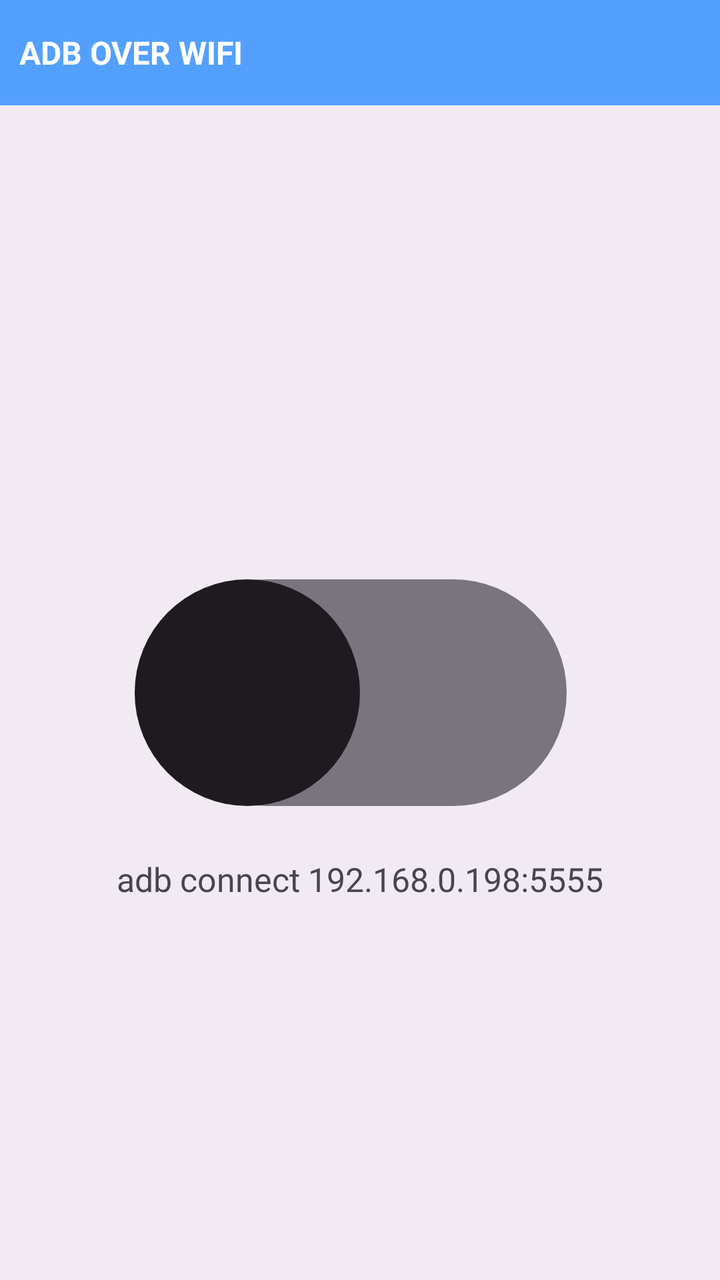
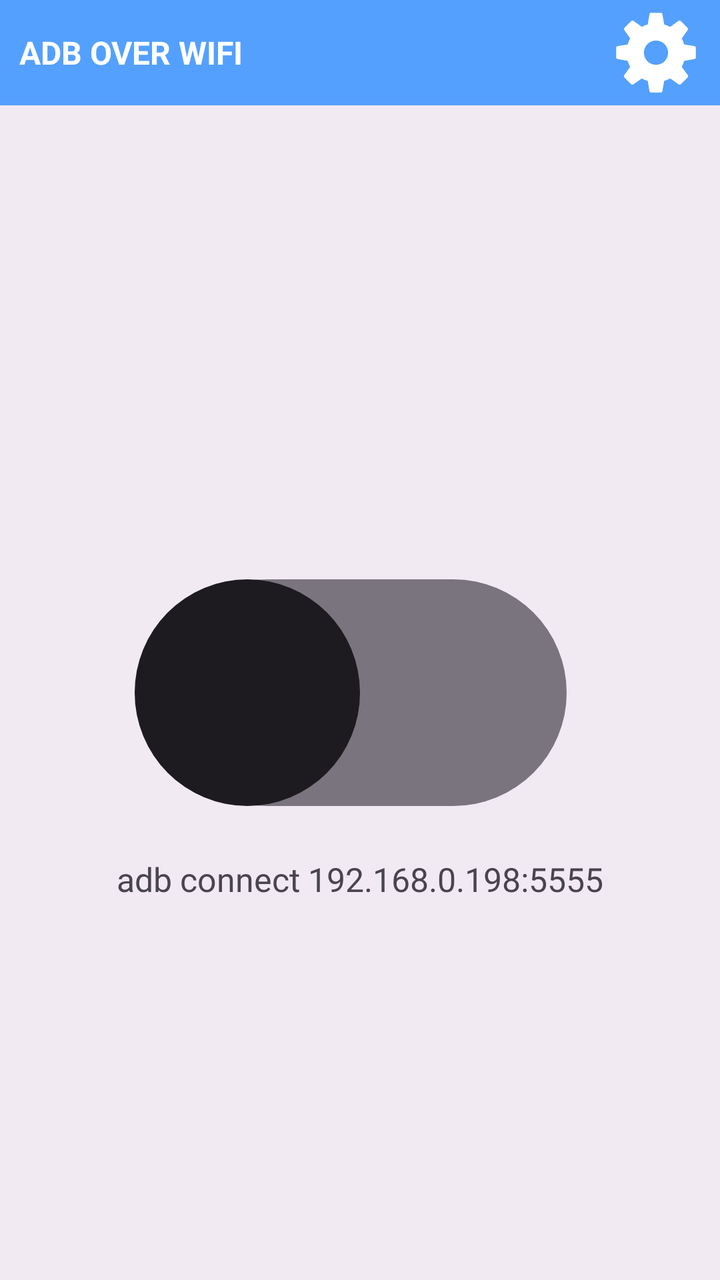

Screens rendered from an Android XML layout before and after an edit, with the pre-edit source and the edit as a unified diff.
<!-- AndroidManifest.xml: application theme Theme.AdbWifi -->
<!-- res/layout/activity_main.xml -->
<?xml version="1.0" encoding="utf-8"?>
<RelativeLayout xmlns:android="http://schemas.android.com/apk/res/android"
	xmlns:tools="http://schemas.android.com/tools"
	android:layout_width="match_parent"
	android:layout_height="match_parent"
	android:background="@color/layout_background"
	android:textDirection="ltr"
	tools:context="com.theshoqanebi.adbwifi.MainActivity">

	<RelativeLayout
		android:id="@+id/header"
		android:layout_width="match_parent"
		android:layout_height="@dimen/_44dp"
		android:background="@color/colorPrimary">

		<TextView
			android:layout_width="match_parent"
			android:layout_height="match_parent"
			android:gravity="center_vertical"
			android:paddingStart="@dimen/_8dp"
			android:paddingEnd="@dimen/_8dp"
			android:text="@string/title"
			android:textColor="@color/white"
			android:textSize="16sp"
			android:textStyle="bold" />
	</RelativeLayout>

	<RelativeLayout
		android:layout_width="match_parent"
		android:layout_height="match_parent"
		android:layout_below="@id/header">

		<androidx.appcompat.widget.SwitchCompat
			xmlns:app="http://schemas.android.com/apk/res-auto"
			android:id="@+id/status"
			android:layout_width="wrap_content"
			android:layout_height="wrap_content"
			android:layout_centerInParent="true"
			android:contentDescription="@string/title"
			android:thumb="@drawable/switch_thumb"
			app:track="@drawable/switch_track" />

		<TextView
			android:id="@+id/hint"
			android:layout_width="wrap_content"
			android:layout_height="wrap_content"
			android:layout_below="@id/status"
			android:layout_centerHorizontal="true"
			android:layout_gravity="center"
			android:layout_marginStart="@dimen/_16dp"
			android:layout_marginTop="16dp"
			android:layout_marginEnd="@dimen/_16dp"
			android:gravity="center"
			android:text="@string/hint_example"
			android:textSize="@dimen/_14sp" />
	</RelativeLayout>
</RelativeLayout>
<!-- resources referenced by this layout -->
<resources>
  <color name="colorPrimary">#54a0ff</color>
  <color name="layout_background">#0D000000</color>
  <color name="white">#FFFFFF</color>
  <dimen name="_14sp">14.00sp</dimen>
  <dimen name="_16dp">16.00dp</dimen>
  <dimen name="_44dp">44.00dp</dimen>
  <dimen name="_8dp">8.00dp</dimen>
  <!-- drawable switch_thumb (drawable) -->
  <?xml version="1.0" encoding="utf-8"?>
  <inset xmlns:android="http://schemas.android.com/apk/res/android"
  	android:inset="@dimen/_8dp">
  	<shape android:shape="oval">
  		<size android:width="@dimen/_94dp" android:height="@dimen/_94dp" />
  		<solid android:color="@color/white" />
  	</shape>
  </inset>
  <!-- drawable switch_track (drawable) -->
  <?xml version="1.0" encoding="utf-8"?>
  <selector xmlns:android="http://schemas.android.com/apk/res/android">
  	<item android:state_enabled="false">
  		<shape android:shape="rectangle">
  			<size android:width="@dimen/_220dp" android:height="@dimen/_110dp" />
  			<corners android:radius="@dimen/_55dp" />
  			<solid android:color="@color/off" />
  		</shape>
  	</item>
  	<item android:state_checked="true">
  		<shape android:shape="rectangle">
  			<size android:width="@dimen/_220dp" android:height="@dimen/_110dp" />
  			<corners android:radius="@dimen/_55dp" />
  			<solid android:color="@color/colorPrimary" />
  		</shape>
  	</item>
  	<item>
  		<shape android:shape="rectangle">
  			<size android:width="@dimen/_220dp" android:height="@dimen/_110dp" />
  			<corners android:radius="@dimen/_55dp" />
  			<solid android:color="#BDBDBD" />
  		</shape>
  	</item>
  </selector>
  <string name="hint_example">adb connect 192.168.0.198:5555</string>
  <string name="title">ADB OVER WIFI</string>
  <style name="Theme.AdbWifi" parent="Base.Theme.AdbWifi" />
  <dimen name="_94dp">94.00dp</dimen>
  <dimen name="_220dp">220.00dp</dimen>
  <dimen name="_110dp">110.00dp</dimen>
  <dimen name="_55dp">55.00dp</dimen>
  <color name="off">#e6e6e6</color>
  <style name="Base.Theme.AdbWifi" parent="Theme.Material3.Light.NoActionBar">
          <item name="colorPrimary">@color/colorPrimary</item>
          <item name="colorPrimaryVariant">@color/colorPrimaryVariant</item>
          <item name="colorOnPrimary">@color/white</item>
          <item name="android:statusBarColor">?attr/colorPrimaryVariant</item>
          <item name="android:windowLightStatusBar">true</item>
      </style>
  <color name="colorPrimaryVariant">#2e86de</color>
</resources>

<!-- the commit's change to res/layout/activity_main.xml (unified diff, before → after) -->
@@ -20,9 +20,17 @@
 			android:paddingStart="@dimen/_8dp"
 			android:paddingEnd="@dimen/_8dp"
 			android:text="@string/title"
+			android:layout_toStartOf="@id/settings"
 			android:textColor="@color/white"
 			android:textSize="16sp"
 			android:textStyle="bold" />
+		<ImageView
+			android:id="@+id/settings"
+			android:layout_width="?actionBarSize"
+			android:layout_height="match_parent"
+			android:src="@drawable/ic_settings"
+			android:padding="@dimen/_4sp"
+			android:layout_alignParentEnd="true" />
 	</RelativeLayout>
 
 	<RelativeLayout
<!-- resource entries referenced after the edit -->
@@ -6,7 +6,20 @@
   <dimen name="_14sp">14.00sp</dimen>
   <dimen name="_16dp">16.00dp</dimen>
   <dimen name="_44dp">44.00dp</dimen>
+  <dimen name="_4sp">4.00sp</dimen>
   <dimen name="_8dp">8.00dp</dimen>
+  <!-- drawable ic_settings (drawable) -->
+  <vector xmlns:android="http://schemas.android.com/apk/res/android"
+      android:width="24dp"
+      android:height="24dp"
+      android:viewportWidth="50"
+      android:viewportHeight="50">
+  
+      <path
+          android:fillColor="#FFFFFF"
+          android:pathData="M47.16,21.221l-5.91,-0.966c-0.346,-1.186 -0.819,-2.326 -1.411,-3.405l3.45,-4.917c0.279,-0.397 0.231,-0.938 -0.112,-1.282l-3.889,-3.887c-0.347,-0.346 -0.893,-0.391 -1.291,-0.104l-4.843,3.481c-1.089,-0.602 -2.239,-1.08 -3.432,-1.427l-1.031,-5.886C28.607,2.35 28.192,2 27.706,2h-5.5c-0.49,0 -0.908,0.355 -0.987,0.839l-0.956,5.854c-1.2,0.345 -2.352,0.818 -3.437,1.412l-4.83,-3.45c-0.399,-0.285 -0.942,-0.239 -1.289,0.106L6.82,10.648c-0.343,0.343 -0.391,0.883 -0.112,1.28l3.399,4.863c-0.605,1.095 -1.087,2.254 -1.438,3.46l-5.831,0.971c-0.482,0.08 -0.836,0.498 -0.836,0.986v5.5c0,0.485 0.348,0.9 0.825,0.985l5.831,1.034c0.349,1.203 0.831,2.362 1.438,3.46l-3.441,4.813c-0.284,0.397 -0.239,0.942 0.106,1.289l3.888,3.891c0.343,0.343 0.884,0.391 1.281,0.112l4.87,-3.411c1.093,0.601 2.248,1.078 3.445,1.424l0.976,5.861C21.3,47.647 21.717,48 22.206,48h5.5c0.485,0 0.9,-0.348 0.984,-0.825l1.045,-5.89c1.199,-0.353 2.348,-0.833 3.43,-1.435l4.905,3.441c0.398,0.281 0.938,0.232 1.282,-0.111l3.888,-3.891c0.346,-0.347 0.391,-0.894 0.104,-1.292l-3.498,-4.857c0.593,-1.08 1.064,-2.222 1.407,-3.408l5.918,-1.039c0.479,-0.084 0.827,-0.5 0.827,-0.985v-5.5C47.999,21.718 47.644,21.3 47.16,21.221zM25,32c-3.866,0 -7,-3.134 -7,-7c0,-3.866 3.134,-7 7,-7s7,3.134 7,7C32,28.866 28.866,32 25,32z" />
+  
+  </vector>
   <!-- drawable switch_thumb (drawable) -->
   <?xml version="1.0" encoding="utf-8"?>
   <inset xmlns:android="http://schemas.android.com/apk/res/android"
